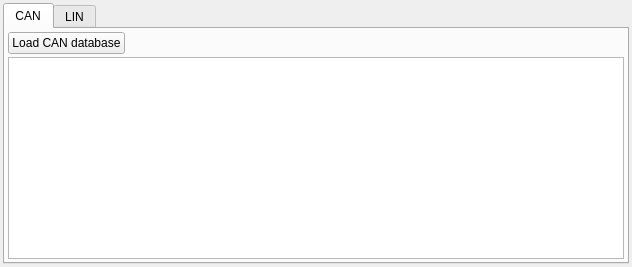
Before: the Qt Designer form src/asammdf/gui/ui/bus_database_manager.ui in danielhrisca/asammdf, drawn with Qt 5.
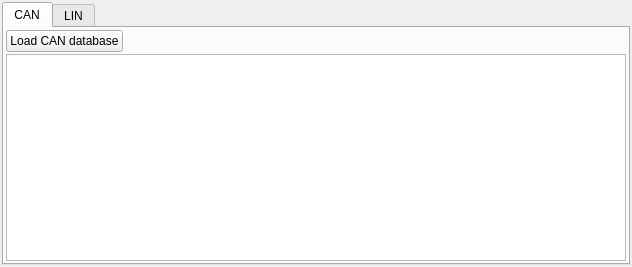
After: the same form once the commit is applied. Icons and pictures are not drawn. Custom widgets are drawn as their Qt base class.

```diff
--- a/src/asammdf/gui/ui/bus_database_manager.ui
+++ b/src/asammdf/gui/ui/bus_database_manager.ui
@@ -15,19 +15,19 @@
   </property>
   <layout class="QGridLayout" name="gridLayout">
    <property name="leftMargin">
-  <number>3</number>
+  <number>2</number>
 </property>
    <property name="topMargin">
-  <number>3</number>
+  <number>2</number>
 </property>
    <property name="rightMargin">
-  <number>3</number>
+  <number>2</number>
 </property>
    <property name="bottomMargin">
-  <number>3</number>
+  <number>2</number>
 </property>
    <property name="spacing">
-  <number>3</number>
+  <number>2</number>
 </property>
    <item row="0" column="0">
     <widget class="QTabWidget" name="tabWidget">
@@ -40,19 +40,19 @@
       </attribute>
       <layout class="QGridLayout" name="gridLayout_4">
        <property name="leftMargin">
-  <number>3</number>
+  <number>2</number>
 </property>
        <property name="topMargin">
-  <number>3</number>
+  <number>2</number>
 </property>
        <property name="rightMargin">
-  <number>3</number>
+  <number>2</number>
 </property>
        <property name="bottomMargin">
-  <number>3</number>
+  <number>2</number>
 </property>
        <property name="spacing">
-  <number>3</number>
+  <number>2</number>
 </property>
        <item row="0" column="0">
         <widget class="QPushButton" name="load_can_database_btn">
```
Left out of the diff: 10 changed lines with no effect on the pictures.
